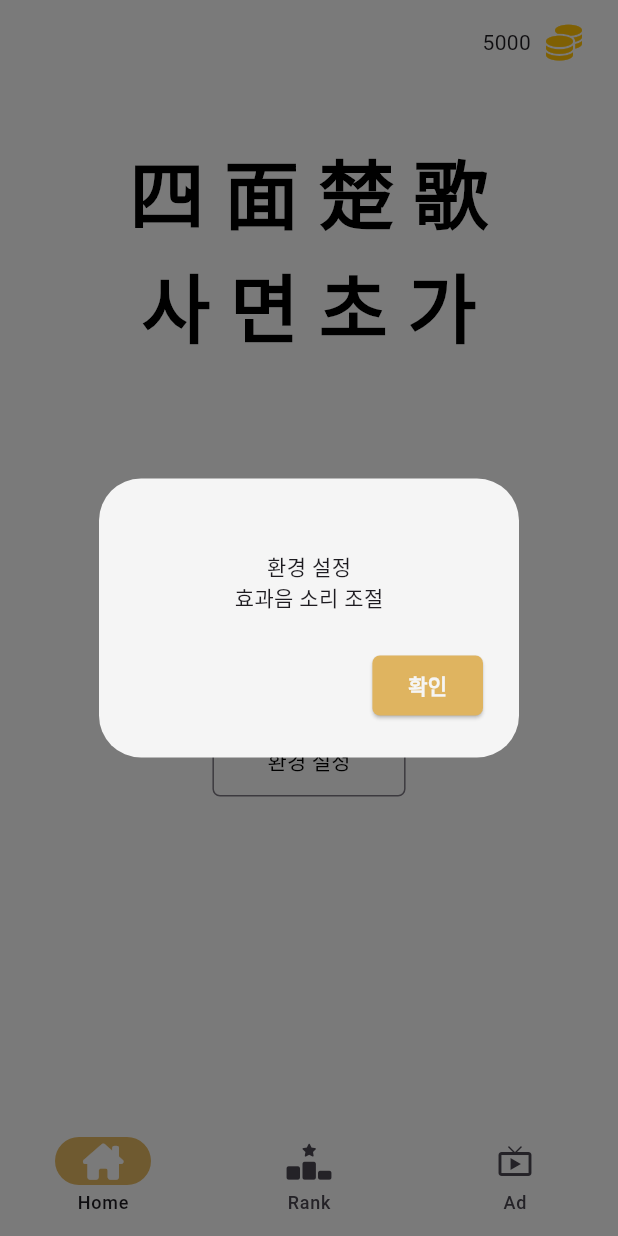
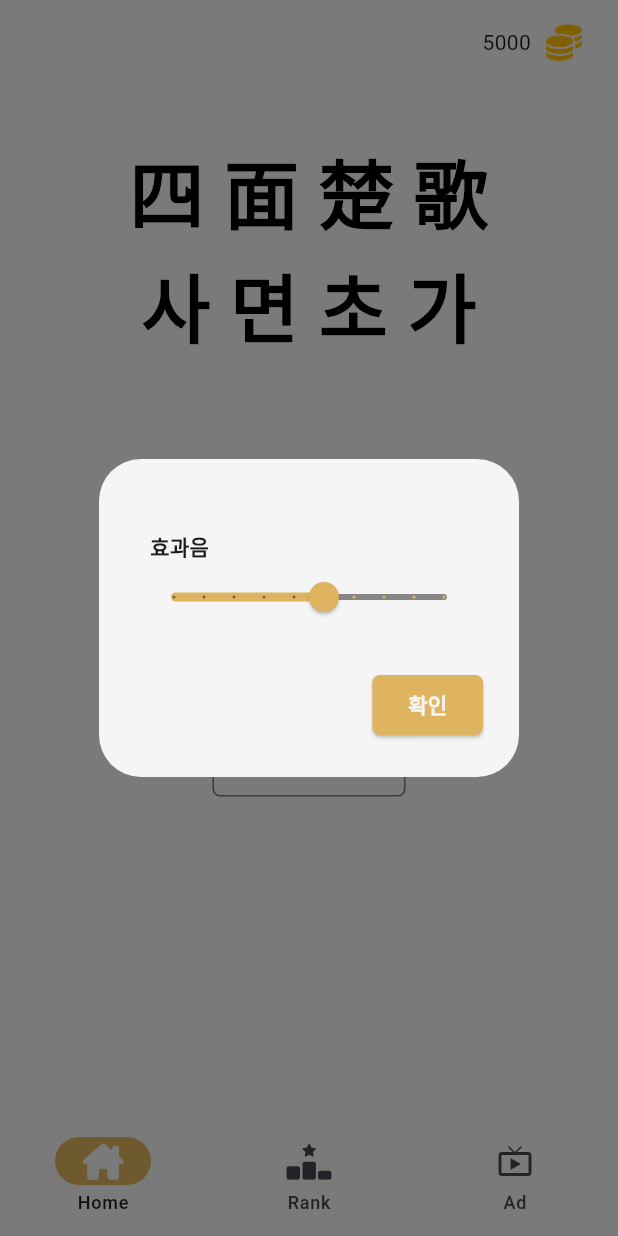
Before and after one commit to JinPyoK/samyeonchoga, a Flutter app: the screen it shows after launch, after a tap on "환경 설정", on a phone screen of 412 x 824 dp. Run offline on Flutter 3.47's test engine with Material 3 defaults, Android fonts, the phone set to English and light mode, and no system bars; our stand-ins replace firebase_core, flutter_riverpod, font_awesome_flutter, google_fonts; accounts and stored records are empty.

Commit message:
환경 설정 ui

```diff
--- /dev/null
+++ b/lib/provider/sound/sound_setting.dart
@@ -0,0 +1 @@
+double volume = 5;
--- a/lib/ui/home/widget/home_help_child.dart
+++ b/lib/ui/home/widget/home_help_child.dart
@@ -34,7 +34,7 @@ class HomeHelpChild extends StatelessWidget {
             '한나라의 왕이 초나라의 기물로부터 취해져서 게임이 종료되었을 때, 유저의 최종 Round 기록을 랭크에 등록하실 수 있습니다. 랭크는 최대 100위까지 기록되며, 아래 Rank 탭에서 확인하실 수 있습니다.'),
         _renderTitle('9. 애셋 출처'),
         _renderDescription(
-            '장기판, 기물은 제가 직접 그렸습니다.\n효과음: Pixabay, freesound_community, TanwerAman'),
+            '장기판, 기물은 제가 직접 그렸습니다.\n효과음: Pixabay -> freesound_community, TanwerAman'),
       ],
     );
   }
--- a/lib/ui/home/widget/home_setting_child.dart
+++ b/lib/ui/home/widget/home_setting_child.dart
@@ -1,4 +1,8 @@
+import 'dart:developer';
+
 import 'package:flutter/material.dart';
+import 'package:samyeonchoga/core/constant/color.dart';
+import 'package:samyeonchoga/provider/sound/sound_setting.dart';
 
 class HomeSettingChild extends StatefulWidget {
   const HomeSettingChild({super.key});
@@ -10,10 +14,29 @@ class HomeSettingChild extends StatefulWidget {
 class _HomeSettingChildState extends State<HomeSettingChild> {
   @override
   Widget build(BuildContext context) {
-    return const Column(
+    return Column(
+      crossAxisAlignment: CrossAxisAlignment.start,
       children: [
-        Text("환경 설정"),
-        Text("효과음 소리 조절"),
+        const Padding(
+          padding: EdgeInsets.only(left: 10),
+          child: Text(
+            "효과음",
+            style: TextStyle(fontWeight: FontWeight.bold),
+          ),
+        ),
+        Slider(
+          value: volume,
+          min: 0,
+          max: 9,
+          divisions: 9,
+          activeColor: woodColor,
+          inactiveColor: Colors.black45,
+          onChanged: (value) {
+            volume = value;
+            setState(() {});
+            log(volume.toString());
+          },
+        )
       ],
     );
   }
```
Also changed, not shown: lib/ui/ad/screen/ad_screen.dart (+15 -4 lines).
